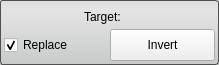
Old version of the form Interface/ToolInterface/InvertToolInterface.ui in the repository jessdtate/Seg3D.
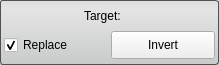
New version of the form.

The edit to the form file:
```diff
--- a/Interface/ToolInterface/InvertToolInterface.ui
+++ b/Interface/ToolInterface/InvertToolInterface.ui
@@ -40,7 +40,7 @@
   </property>
   <layout class="QVBoxLayout" name="verticalLayout" stretch="1,1">
    <property name="spacing">
-    <number>0</number>
+    <number>2</number>
    </property>
    <property name="margin">
     <number>4</number>
@@ -94,13 +94,13 @@
        <property name="minimumSize">
         <size>
          <width>0</width>
-         <height>32</height>
+         <height>28</height>
         </size>
        </property>
        <property name="maximumSize">
         <size>
          <width>16777215</width>
-         <height>32</height>
+         <height>28</height>
         </size>
        </property>
        <property name="text">
```
Left out of the diff: 2 changed lines with no effect on the pictures.
